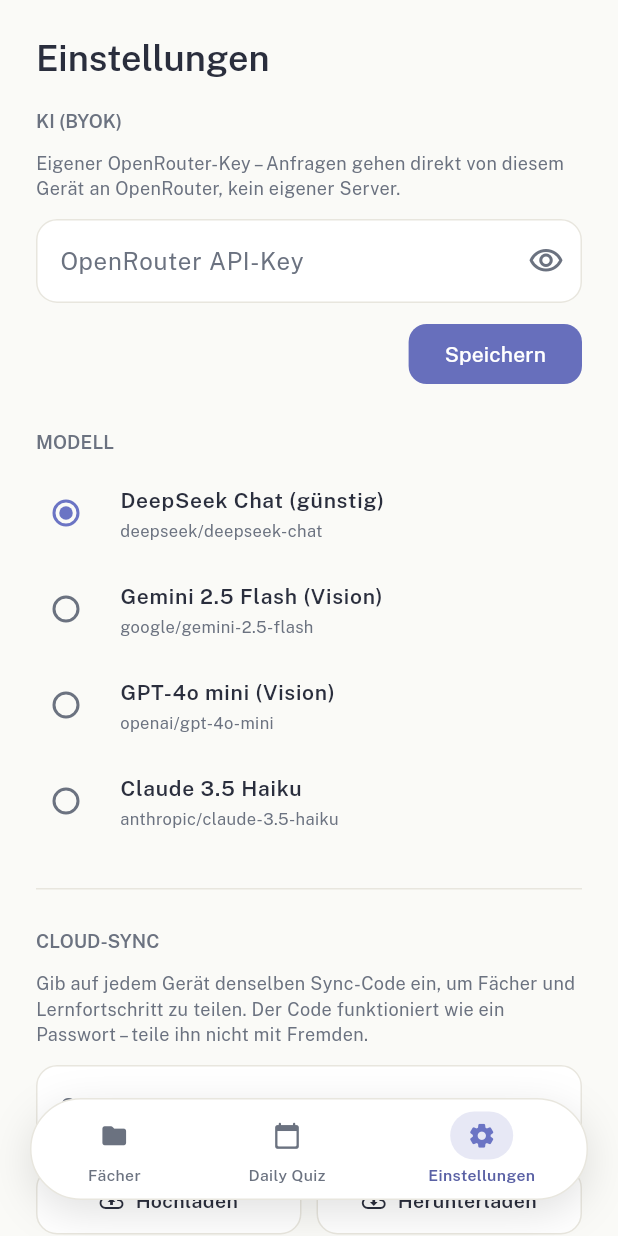
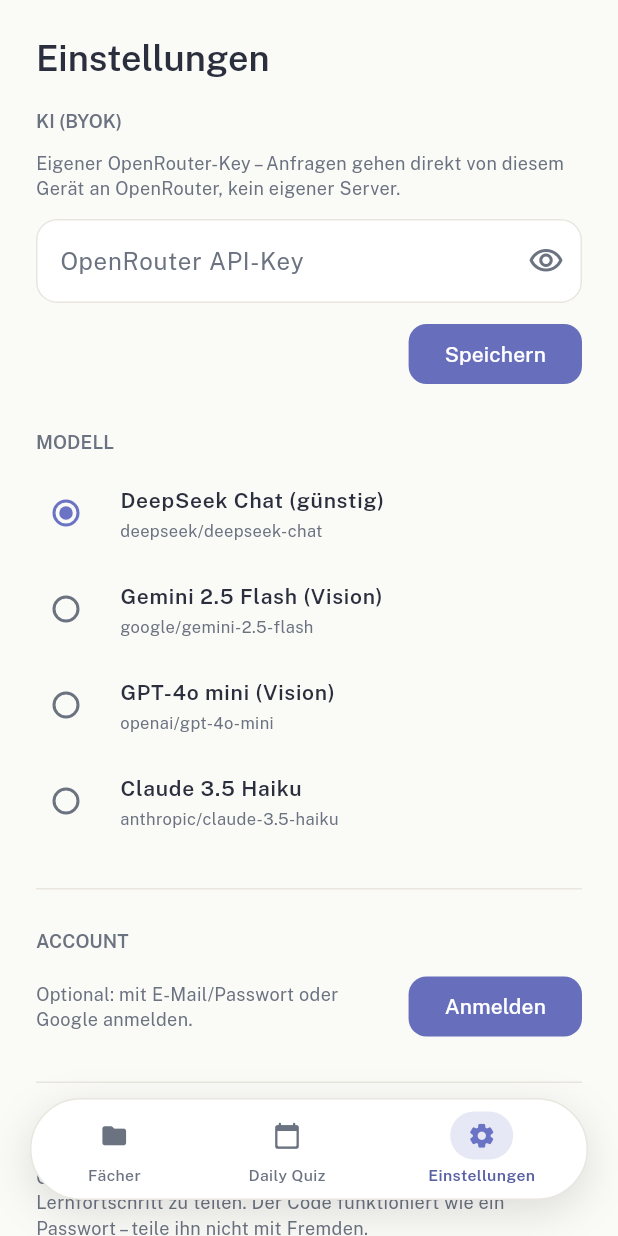
Before and after one commit to nphjfvp/Lernen, a Flutter app: the screen it shows after launch, item 3 of the bottom bar chosen, on a phone screen of 412 x 824 dp. Run offline on Flutter 3.47's test engine with Material 3 defaults, Android fonts, the phone set to English and light mode, and no system bars; our stand-ins replace cloud_firestore, file_picker, firebase_auth, firebase_core, google_fonts, google_sign_in and 2 more; missing offline and left inert: syncfusion_flutter_pdf; accounts and stored records are empty.

```diff
--- a/lib/main.dart
+++ b/lib/main.dart
@@ -3,6 +3,7 @@ import 'package:flutter/material.dart';
 import 'package:provider/provider.dart';
 
 import 'firebase_options.dart';
+import 'repositories/auth_repository.dart';
 import 'repositories/concept_repository.dart';
 import 'repositories/flashcard_repository.dart';
 import 'repositories/material_repository.dart';
@@ -37,6 +38,7 @@ class LernenApp extends StatelessWidget {
   Widget build(BuildContext context) {
     return MultiProvider(
       providers: [
+        ChangeNotifierProvider(create: (_) => AuthRepository()),
         ChangeNotifierProvider(create: (_) => ModuleRepository()..load()),
         ChangeNotifierProvider(create: (_) => MaterialRepository()),
         ChangeNotifierProvider(create: (_) => SummaryRepository()),
--- /dev/null
+++ b/lib/repositories/auth_repository.dart
@@ -0,0 +1,46 @@
+import 'dart:async';
+
+import 'package:firebase_auth/firebase_auth.dart';
+import 'package:flutter/foundation.dart';
+
+import '../services/auth_service.dart';
+
+/// Hält den aktuellen Anmelde-Status nach – ohne konfiguriertes Firebase
+/// bleibt [currentUser] einfach dauerhaft null (App läuft ohne Account).
+class AuthRepository extends ChangeNotifier {
+  AuthRepository({AuthService? authService}) : _authService = authService ?? AuthService() {
+    _subscription = _authService.authStateChanges.listen(
+      (user) {
+        _currentUser = user;
+        notifyListeners();
+      },
+      onError: (_) {
+        // Firebase nicht konfiguriert o.ä. – Account-Feature bleibt einfach inaktiv.
+      },
+    );
+  }
+
+  final AuthService _authService;
+  StreamSubscription<User?>? _subscription;
+  User? _currentUser;
+
+  User? get currentUser => _currentUser;
+  bool get isSignedIn => _currentUser != null;
+  bool get isAvailable => _authService.isAvailable;
+
+  Future<void> signUpWithEmail(String email, String password) =>
+      _authService.signUpWithEmail(email, password);
+
+  Future<void> signInWithEmail(String email, String password) =>
+      _authService.signInWithEmail(email, password);
+
+  Future<void> signInWithGoogle() => _authService.signInWithGoogle();
+
+  Future<void> signOut() => _authService.signOut();
+
+  @override
+  void dispose() {
+    _subscription?.cancel();
+    super.dispose();
+  }
+}
--- a/lib/ui/settings/settings_screen.dart
+++ b/lib/ui/settings/settings_screen.dart
@@ -2,9 +2,11 @@ import 'package:flutter/material.dart';
 import 'package:provider/provider.dart';
 
 import '../../models/app_settings.dart';
+import '../../repositories/auth_repository.dart';
 import '../../repositories/settings_repository.dart';
 import '../../services/sync_service.dart';
 import '../../theme/app_colors.dart';
+import '../auth/login_screen.dart';
 
 class SettingsScreen extends StatefulWidget {
   const SettingsScreen({super.key});
@@ -189,6 +191,13 @@ class _SettingsScreenState extends State<SettingsScreen> {
                     padding: const EdgeInsets.symmetric(vertical: 26),
                     child: Divider(height: 1, color: c.border),
                   ),
+                  _SectionLabel('Account'),
+                  const SizedBox(height: 4),
+                  const _AccountSection(),
+                  Padding(
+                    padding: const EdgeInsets.symmetric(vertical: 26),
+                    child: Divider(height: 1, color: c.border),
+                  ),
                   _SectionLabel('Cloud-Sync'),
                   const SizedBox(height: 4),
                   if (!_syncService.isAvailable)
@@ -283,6 +292,75 @@ class _SectionLabel extends StatelessWidget {
   }
 }
 
+class _AccountSection extends StatelessWidget {
+  const _AccountSection();
+
+  @override
+  Widget build(BuildContext context) {
+    final c = context.colors;
+    final auth = context.watch<AuthRepository>();
+
+    if (!auth.isAvailable) {
+      return Text(
+        'Nicht konfiguriert: dieser Build hat kein Firebase-Projekt verbunden.',
+        style: TextStyle(fontSize: 12, color: c.inkMuted, height: 1.4),
+      );
+    }
+
+    if (auth.isSignedIn) {
+      final user = auth.currentUser!;
+      return Row(
+        crossAxisAlignment: CrossAxisAlignment.center,
+        children: [
+          Expanded(
+            child: Column(
+              crossAxisAlignment: CrossAxisAlignment.start,
+              children: [
+                Text('Angemeldet als', style: TextStyle(fontSize: 12, color: c.inkMuted)),
+                const SizedBox(height: 2),
+                Text(
+                  user.email ?? user.displayName ?? user.uid,
+                  style: const TextStyle(fontSize: 14, fontWeight: FontWeight.w600),
+                  overflow: TextOverflow.ellipsis,
+                ),
+              ],
+            ),
+          ),
+          const SizedBox(width: 12),
+          OutlinedButton(
+            onPressed: () => context.read<AuthRepository>().signOut(),
+            child: const Text('Abmelden'),
+          ),
+        ],
+      );
+    }
+
+    return Row(
+      crossAxisAlignment: CrossAxisAlignment.center,
+      children: [
+        Expanded(
+          child: Text(
+            'Optional: mit E-Mail/Passwort oder Google anmelden.',
+            style: TextStyle(fontSize: 12, color: c.inkMuted, height: 1.4),
+          ),
+        ),
+        const SizedBox(width: 12),
+        FilledButton(
+          style: FilledButton.styleFrom(
+            backgroundColor: c.accentSolid,
+            foregroundColor: c.accentInk,
+            shape: RoundedRectangleBorder(borderRadius: BorderRadius.circular(12)),
+          ),
+          onPressed: () => Navigator.of(context).push(
+            MaterialPageRoute(builder: (_) => const LoginScreen()),
+          ),
+          child: const Text('Anmelden'),
+        ),
+      ],
+    );
+  }
+}
+
 class _SoftButton extends StatelessWidget {
   const _SoftButton({required this.icon, required this.label, required this.onTap});
   final IconData icon;
--- a/pubspec.yaml
+++ b/pubspec.yaml
@@ -47,6 +47,8 @@ dependencies:
   cloud_firestore: ^6.9.0
   sembast_web: ^2.4.5+1
   google_fonts: ^8.2.1
+  firebase_auth: ^6.6.1
+  google_sign_in: ^7.2.0
 
 dev_dependencies:
   flutter_test:
```
Also changed, not shown: lib/services/auth_service.dart (added, +129 -0 lines), lib/ui/auth/login_screen.dart (added, +131 -0 lines), pubspec.lock, 3 other files.
